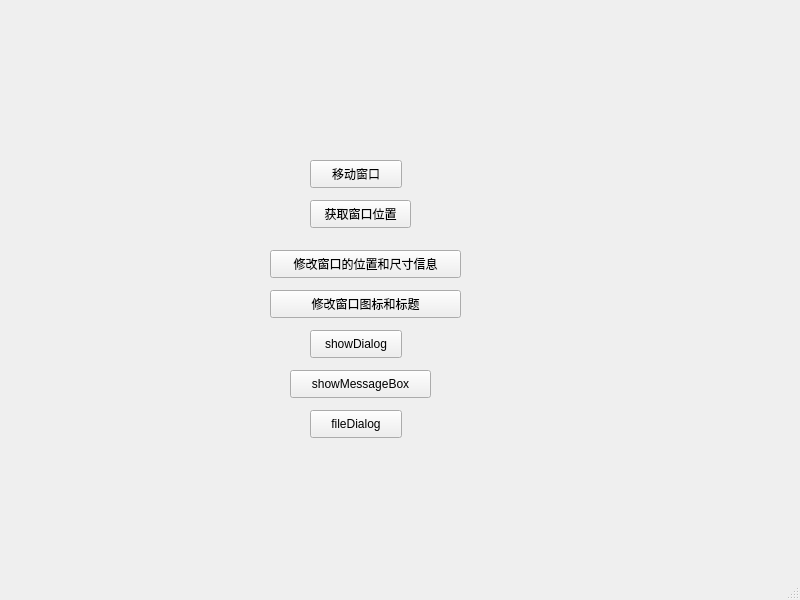
Old version of the form Qt_Demo_09_WindowTest/mainwindow.ui in the repository BigheadofLiu/qt_learn.
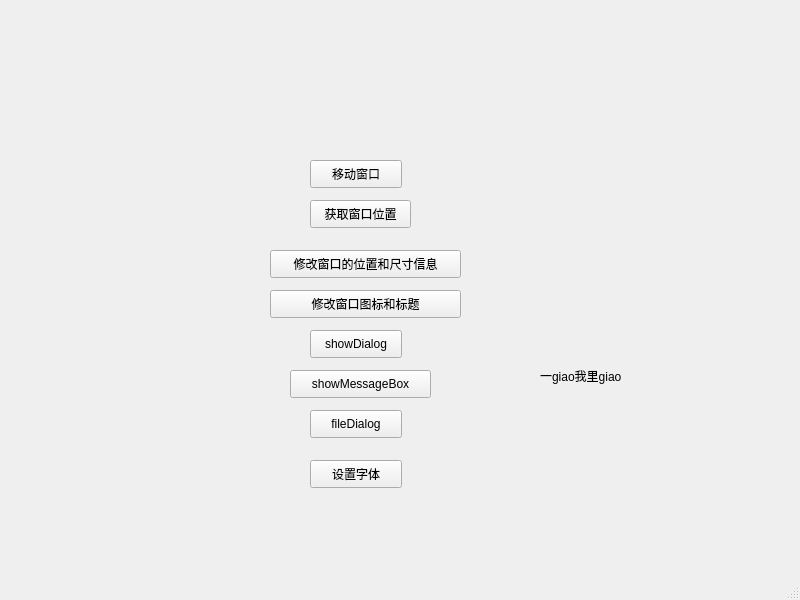
New version of the form.

What changed in the file:
```diff
--- a/Qt_Demo_09_WindowTest/mainwindow.ui
+++ b/Qt_Demo_09_WindowTest/mainwindow.ui
@@ -105,6 +105,32 @@
      <string>fileDialog</string>
     </property>
    </widget>
+   <widget class="QLabel" name="myLabel">
+    <property name="geometry">
+     <rect>
+      <x>540</x>
+      <y>310</y>
+      <width>171</width>
+      <height>131</height>
+     </rect>
+    </property>
+    <property name="text">
+     <string>一giao我里giao</string>
+    </property>
+   </widget>
+   <widget class="QPushButton" name="setFontBtn">
+    <property name="geometry">
+     <rect>
+      <x>310</x>
+      <y>460</y>
+      <width>92</width>
+      <height>28</height>
+     </rect>
+    </property>
+    <property name="text">
+     <string>设置字体</string>
+    </property>
+   </widget>
   </widget>
   <widget class="QMenuBar" name="menubar">
    <property name="geometry">
```
